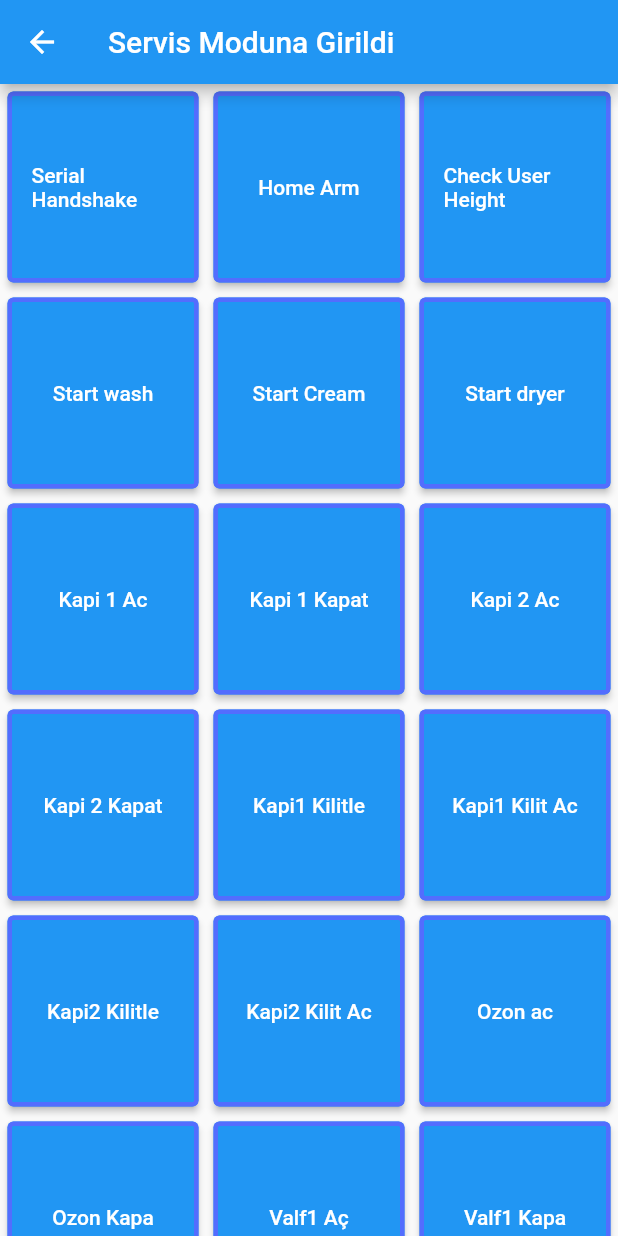
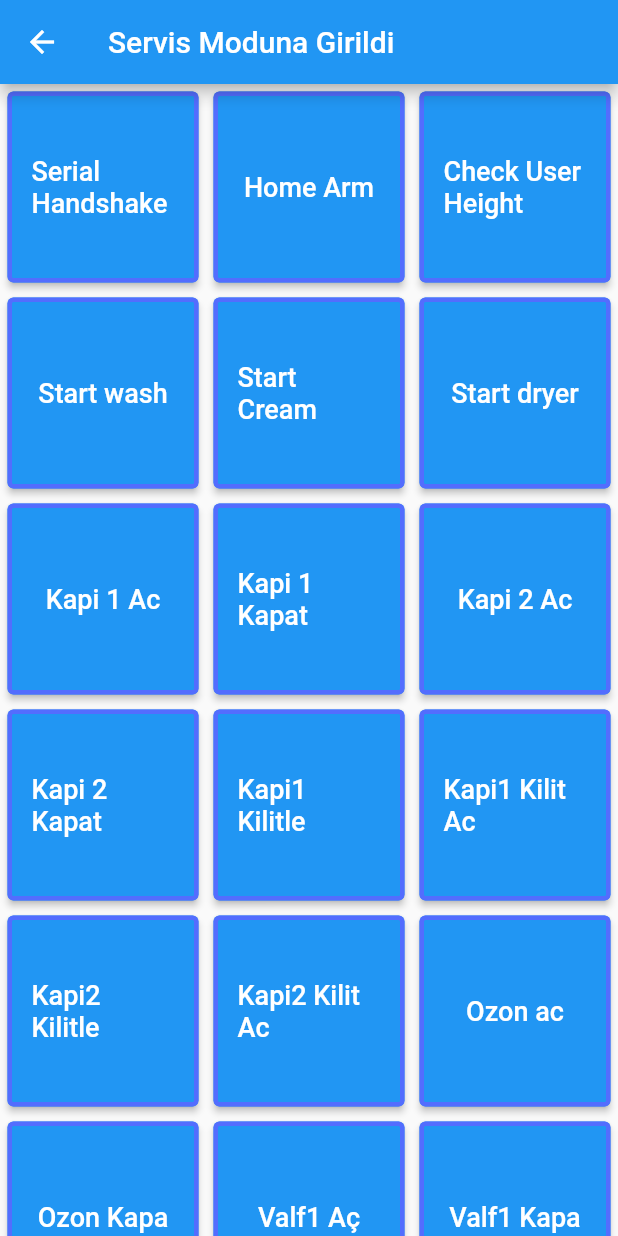
Before and after one commit to hackerFaruk/poemech_kiosk, a Flutter app: the servicePage screen opened directly, on a phone screen of 412 x 824 dp. Run offline on Flutter 3.47's test engine with Material 2 defaults, Android fonts, the phone set to English and light mode, and no system bars; our stand-ins replace flutter_screenutil; missing offline and left inert: flutter_libserialport.

Commit message:
button size border

```diff
--- a/lib/serviceButtonsGrid.dart
+++ b/lib/serviceButtonsGrid.dart
@@ -27,7 +27,8 @@ class _ButtonGridState extends State<ButtonGrid> {
             onPressed: () => writePort(buttonList.serialStrings[index]),
             style: ElevatedButton.styleFrom(
                 side: const BorderSide(width: 3.0, color: Colors.indigoAccent)),
-            child: Text(buttonList.buttonNames[index]),
+            child: Text(buttonList.buttonNames[index],
+                style: const TextStyle(fontSize: 18.0)),
           ),
         );
       },
```
